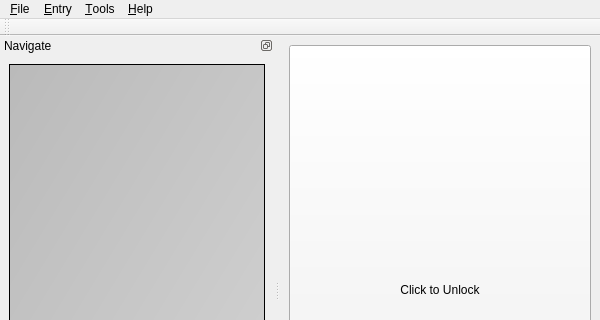
Before: the Qt Designer form src/apps/gryptonite/mainwindow.ui in karagog/Gryptonite, drawn with Qt 5; both pictures show x 0 to 600 and y 0 to 320 of the 600 by 565 pixel window.
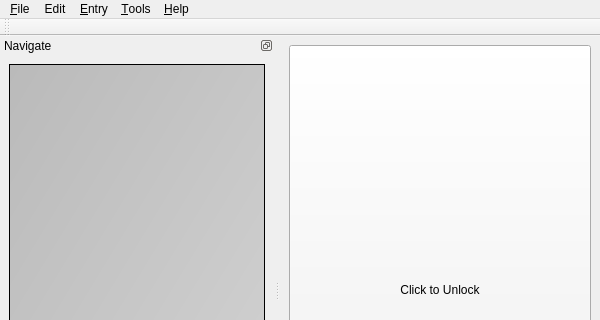
After: the same form once the commit is applied. Icons and pictures are not drawn. Custom widgets are drawn as their Qt base class.

```diff
--- a/src/apps/gryptonite/mainwindow.ui
+++ b/src/apps/gryptonite/mainwindow.ui
@@ -150,7 +150,15 @@
     </property>
     <addaction name="action_About"/>
    </widget>
+   <widget class="QMenu" name="menuEdit">
+    <property name="title">
+     <string>Edit</string>
+    </property>
+    <addaction name="action_Favorites"/>
+    <addaction name="action_Preferences"/>
+   </widget>
    <addaction name="menu_File"/>
+   <addaction name="menuEdit"/>
    <addaction name="menuEntry"/>
    <addaction name="menu_Tools"/>
    <addaction name="menu_Help"/>
```
Left out of the diff: 10 changed lines with no effect on the pictures.
